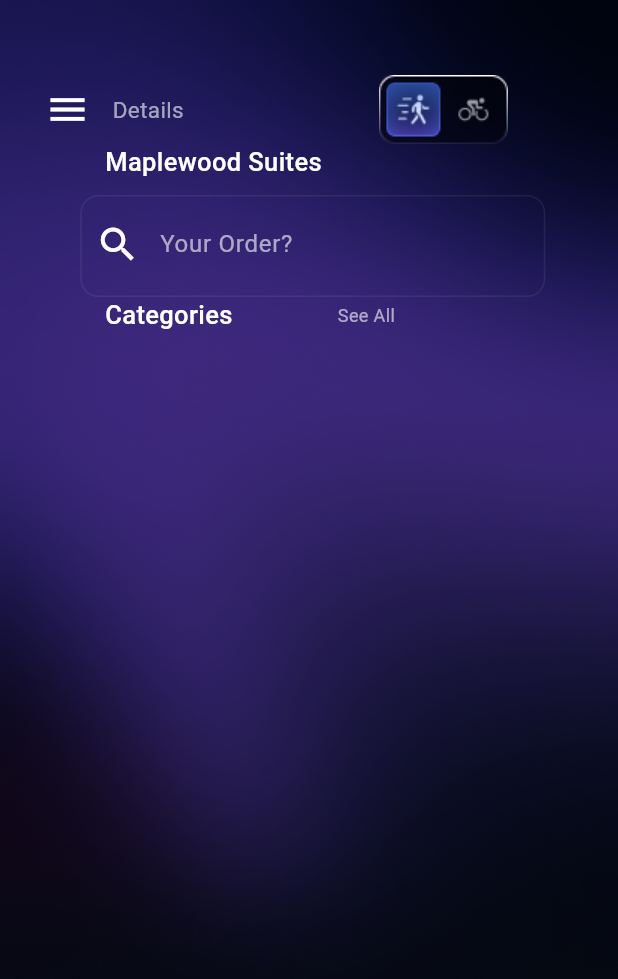
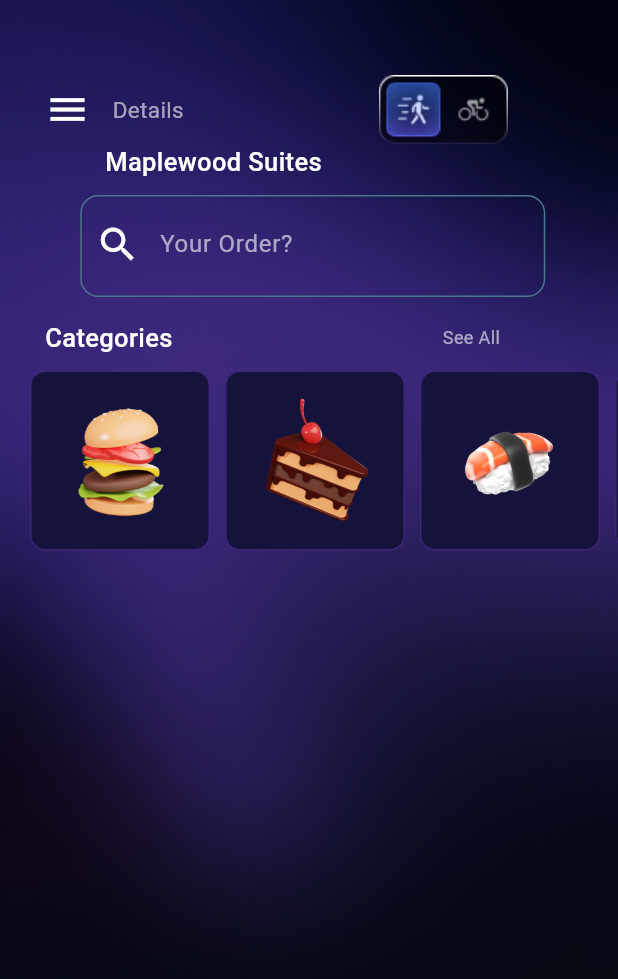
Before and after one commit to adeenazara2002/Flutter-final-hackathon, a Flutter app: the screen it shows after launch, on a phone screen of 412 x 824 dp. Shown: the top 979 px of the screen. Run offline on Flutter 3.47's test engine with Material 3 defaults, Android fonts, the phone set to English and light mode, and no system bars.

Commit message:
Home Screen

```diff
--- /dev/null
+++ b/lib/Screens/Home/categoryContainer.dart
@@ -0,0 +1,29 @@
+import 'package:flutter/material.dart';
+
+class CategoryContainer extends StatelessWidget {
+  final String imagePath;
+
+  CategoryContainer({required this.imagePath});
+
+  @override
+  Widget build(BuildContext context) {
+    return Container(
+      height: 120,
+      width: 120,
+      decoration: BoxDecoration(
+        color: Color.fromRGBO(21, 18, 60, 1.0),
+        borderRadius: BorderRadius.circular(10),
+        border: Border.all(
+          color: Color.fromRGBO(60, 37, 121, 1.0),
+        ),
+      ),
+      child: Padding(
+        padding: EdgeInsets.all(10),
+        child: Image.asset(
+          imagePath,
+          width: 120,
+        ),
+      ),
+    );
+  }
+}
--- a/lib/Screens/homeScreen.dart
+++ b/lib/Screens/Home/homeScreen.dart
@@ -1,4 +1,5 @@
 import 'dart:async';
+import 'package:finalhackathonapplication/Screens/Home/categoryContainer.dart';
 import 'package:flutter/material.dart';
 
 class HomeScreen extends StatefulWidget {
@@ -79,7 +80,7 @@ class _HomeScreenState extends State<HomeScreen> {
                 decoration: BoxDecoration(
                   borderRadius: BorderRadius.circular(12),
                   border: Border.all(
-                    color: Color.fromRGBO(255, 255, 255, 0.07),
+                    color: Color.fromRGBO(76, 116, 140, 1.0),
                   ),
                 ),
                 child: TextField(
@@ -108,10 +109,12 @@ class _HomeScreenState extends State<HomeScreen> {
                 ),
               ),
             ),
-
+            SizedBox(
+              height: 15,
+            ),
             Row(
               children: [
-                Padding(padding: EdgeInsets.only(left: 70)),
+                Padding(padding: EdgeInsets.only(left: 30)),
                 Text(
                   'Categories',
                   style: TextStyle(
@@ -120,8 +123,7 @@ class _HomeScreenState extends State<HomeScreen> {
                     color: Color.fromRGBO(255, 255, 255, 1),
                   ),
                 ),
-
-                Padding(padding: EdgeInsets.only(left: 70)),
+                Padding(padding: EdgeInsets.only(left: 180)),
                 Text(
                   'See All',
                   style: TextStyle(
@@ -132,6 +134,24 @@ class _HomeScreenState extends State<HomeScreen> {
                 ),
               ],
             ),
+            SizedBox(
+              height: 10,
+            ),
+            SingleChildScrollView(
+              scrollDirection: Axis.horizontal,
+              child: Row(
+                children: [
+                  Padding(padding: EdgeInsets.only(left: 20)),
+                  CategoryContainer(imagePath: 'assets/images/burger.png'),
+                  SizedBox(width: 10),
+                  CategoryContainer(imagePath: 'assets/images/cake.png'),
+                  SizedBox(width: 10),
+                  CategoryContainer(imagePath: 'assets/images/sushi.png'),
+                  SizedBox(width: 10),
+                  CategoryContainer(imagePath: 'assets/images/taco.png'),
+                ],
+              ),
+            ),
           ],
         ),
       ),
--- a/lib/Screens/splash.dart
+++ b/lib/Screens/splash.dart
@@ -1,5 +1,5 @@
 import 'dart:async';
-import 'package:finalhackathonapplication/Screens/homeScreen.dart';
+import 'package:finalhackathonapplication/Screens/Home/homeScreen.dart';
 import 'package:flutter/material.dart';
 
 class SplashScreen extends StatefulWidget {
--- a/lib/main.dart
+++ b/lib/main.dart
@@ -1,4 +1,4 @@
-import 'package:finalhackathonapplication/Screens/homeScreen.dart';
+import 'package:finalhackathonapplication/Screens/Home/homeScreen.dart';
 import 'package:finalhackathonapplication/Screens/splash.dart';
 import 'package:flutter/material.dart';
 
```
